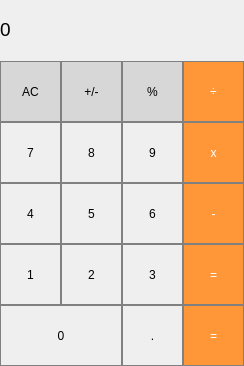
Old version of the form calcwindow.ui in the repository WaveSerpent/Practice_AS.
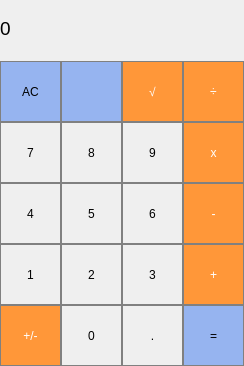
New version of the form.

Diff of the .ui file:
```diff
--- a/calcwindow.ui
+++ b/calcwindow.ui
@@ -50,7 +50,7 @@
       <x>0</x>
       <y>-6</y>
       <width>244</width>
-      <height>71</height>
+      <height>68</height>
      </rect>
     </property>
     <property name="font">
@@ -81,7 +81,7 @@
     </property>
     <property name="styleSheet">
      <string notr="true">QPushButton {
-  background-color: rgb(215, 215, 215);
+  background-color: rgb(150,180, 240);
   border: 1px solid gray;
 }
 QPushButton:pressed {
@@ -104,32 +104,36 @@
     </property>
     <property name="styleSheet">
      <string notr="true">QPushButton {
-  background-color: rgb(215, 215, 215);
+  background-color: rgb(255, 151, 57);
+  color: white; 
   border: 1px solid gray;
 }
+
 QPushButton:pressed {
     background-color: qlineargradient(x1: 0, y1: 0, x2: 0, y2: 1,
                                       stop: 0 #BEBEBE, stop: 1 #D7D7D7);
 }</string>
     </property>
     <property name="text">
-     <string>%</string>
+     <string>√</string>
     </property>
    </widget>
    <widget class="QPushButton" name="pushButton_3">
     <property name="geometry">
      <rect>
-      <x>61</x>
-      <y>61</y>
+      <x>0</x>
+      <y>305</y>
       <width>61</width>
       <height>61</height>
      </rect>
     </property>
     <property name="styleSheet">
      <string notr="true">QPushButton {
-  background-color: rgb(215, 215, 215);
+  background-color: rgb(255, 151, 57);
+  color: white; 
   border: 1px solid gray;
 }
+
 QPushButton:pressed {
     background-color: qlineargradient(x1: 0, y1: 0, x2: 0, y2: 1,
                                       stop: 0 #BEBEBE, stop: 1 #D7D7D7);
@@ -412,7 +416,7 @@
 }</string>
     </property>
     <property name="text">
-     <string>=</string>
+     <string>+</string>
     </property>
    </widget>
    <widget class="QPushButton" name="pushButton_16">
@@ -462,9 +466,9 @@
    <widget class="QPushButton" name="pushButton_18">
     <property name="geometry">
      <rect>
-      <x>0</x>
+      <x>61</x>
       <y>305</y>
-      <width>122</width>
+      <width>61</width>
       <height>61</height>
      </rect>
     </property>
@@ -492,11 +496,9 @@
     </property>
     <property name="styleSheet">
      <string notr="true">QPushButton {
-  background-color: rgb(255, 151, 57);
-  color: white; 
+  background-color: rgb(150,180, 240);
   border: 1px solid gray;
 }
-
 QPushButton:pressed {
     background-color: qlineargradient(x1: 0, y1: 0, x2: 0, y2: 1,
                                       stop: 0 #FF7832, stop: 1 #FF9739);
@@ -506,6 +508,29 @@
      <string>=</string>
     </property>
    </widget>
+   <widget class="QPushButton" name="bt_backspace">
+    <property name="geometry">
+     <rect>
+      <x>61</x>
+      <y>61</y>
+      <width>61</width>
+      <height>61</height>
+     </rect>
+    </property>
+    <property name="styleSheet">
+     <string notr="true">QPushButton {
+  background-color: rgb(150,180, 240);
+  border: 1px solid gray;
+}
+QPushButton:pressed {
+    background-color: qlineargradient(x1: 0, y1: 0, x2: 0, y2: 1,
+                                      stop: 0 #BEBEBE, stop: 1 #D7D7D7);
+}</string>
+    </property>
+    <property name="text">
+     <string/>
+    </property>
+   </widget>
   </widget>
  </widget>
  <resources/>
```
Left out of the diff: 46 changed lines with no effect on the pictures.
